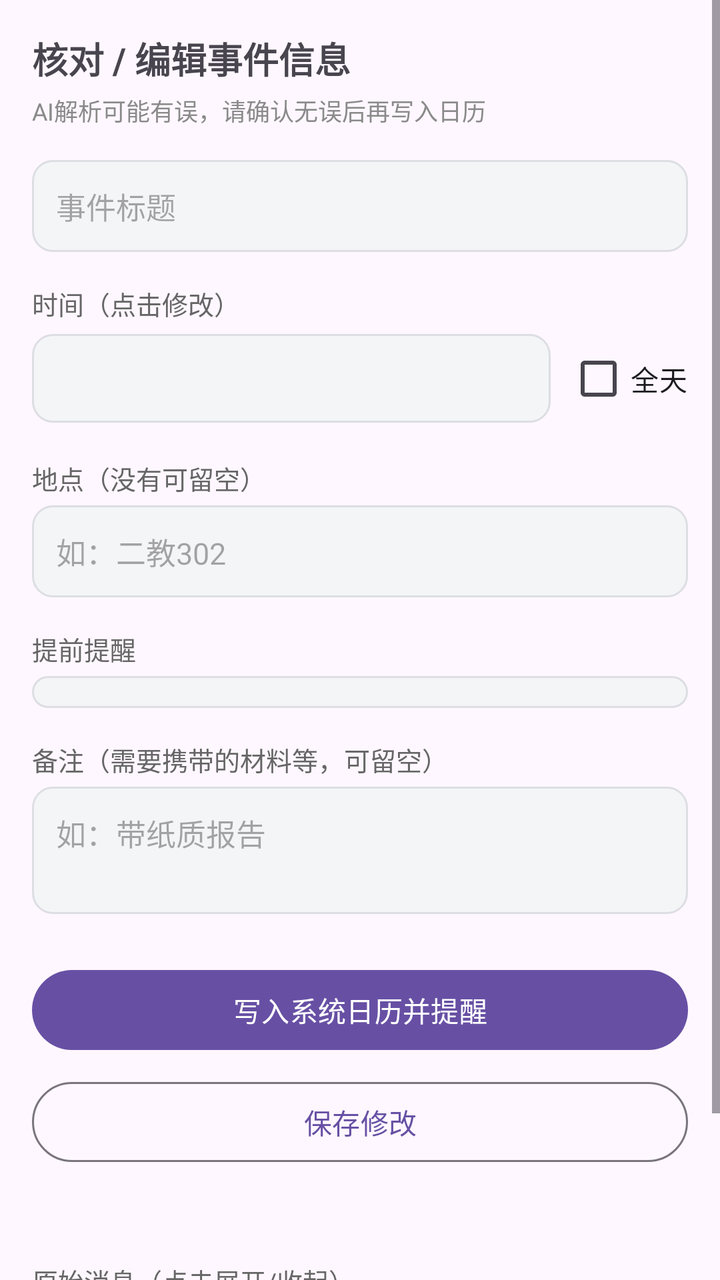
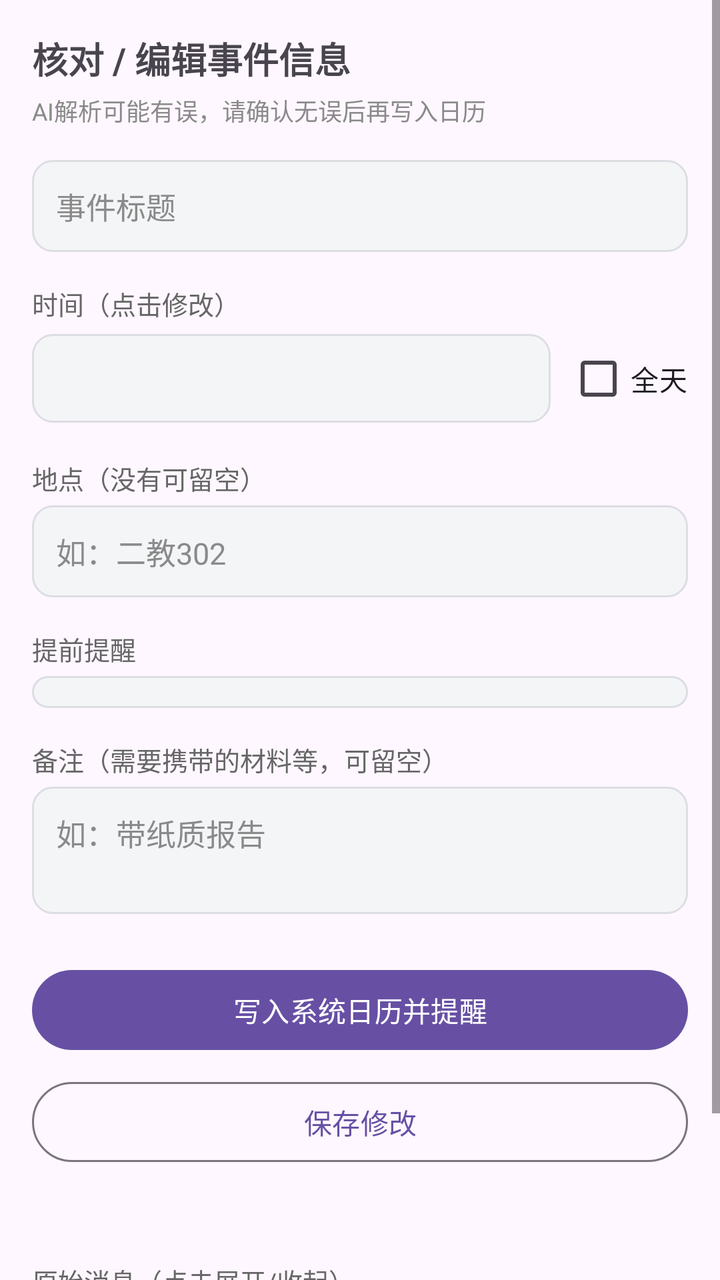

Compare the two renders of this Android layout. The source of the first and the diff that turns it into the second are given below.
<!-- AndroidManifest.xml: application theme Theme.NoticeCal -->
<!-- res/layout/activity_editor.xml -->
<?xml version="1.0" encoding="utf-8"?>
<ScrollView xmlns:android="http://schemas.android.com/apk/res/android"
    android:layout_width="match_parent"
    android:layout_height="match_parent"
    android:fillViewport="true">

    <LinearLayout
        android:layout_width="match_parent"
        android:layout_height="wrap_content"
        android:orientation="vertical"
        android:padding="16dp">

        <TextView
            android:layout_width="wrap_content"
            android:layout_height="wrap_content"
            android:text="核对 / 编辑事件信息"
            android:textSize="18sp"
            android:textStyle="bold" />

        <TextView
            android:layout_width="wrap_content"
            android:layout_height="wrap_content"
            android:layout_marginTop="4dp"
            android:text="AI解析可能有误，请确认无误后再写入日历"
            android:textColor="@color/muted_text"
            android:textSize="12sp" />

        <LinearLayout
            android:id="@+id/ll_update_banner"
            android:layout_width="match_parent"
            android:layout_height="wrap_content"
            android:layout_marginTop="12dp"
            android:background="@drawable/bg_input"
            android:orientation="vertical"
            android:padding="12dp"
            android:visibility="gone">

            <TextView
                android:layout_width="wrap_content"
                android:layout_height="wrap_content"
                android:text="检测到日程变更"
                android:textColor="#FF6F00"
                android:textSize="14sp"
                android:textStyle="bold" />

            <TextView
                android:id="@+id/tv_update_diff"
                android:layout_width="wrap_content"
                android:layout_height="wrap_content"
                android:layout_marginTop="4dp"
                android:textColor="@color/body_text"
                android:textSize="13sp" />
        </LinearLayout>

        <EditText
            android:id="@+id/et_title"
            android:layout_width="match_parent"
            android:layout_height="wrap_content"
            android:layout_marginTop="16dp"
            android:background="@drawable/bg_input"
            android:hint="事件标题"
            android:inputType="text"
            android:padding="12dp"
            android:textSize="15sp" />

        <TextView
            android:layout_width="wrap_content"
            android:layout_height="wrap_content"
            android:layout_marginTop="16dp"
            android:text="时间（点击修改）"
            android:textColor="@color/label_text"
            android:textSize="13sp" />

        <LinearLayout
            android:layout_width="match_parent"
            android:layout_height="wrap_content"
            android:layout_marginTop="4dp"
            android:gravity="center_vertical"
            android:orientation="horizontal">

            <TextView
                android:id="@+id/tv_date_time"
                android:layout_width="0dp"
                android:layout_height="wrap_content"
                android:layout_weight="1"
                android:background="@drawable/bg_input"
                android:clickable="true"
                android:focusable="true"
                android:padding="12dp"
                android:textSize="15sp"
                android:textStyle="bold" />

            <CheckBox
                android:id="@+id/cb_all_day"
                android:layout_width="wrap_content"
                android:layout_height="wrap_content"
                android:layout_marginStart="8dp"
                android:text="全天" />
        </LinearLayout>

        <TextView
            android:layout_width="wrap_content"
            android:layout_height="wrap_content"
            android:layout_marginTop="16dp"
            android:text="地点（没有可留空）"
            android:textColor="@color/label_text"
            android:textSize="13sp" />

        <EditText
            android:id="@+id/et_location"
            android:layout_width="match_parent"
            android:layout_height="wrap_content"
            android:layout_marginTop="4dp"
            android:background="@drawable/bg_input"
            android:hint="如：二教302"
            android:inputType="text"
            android:padding="12dp"
            android:textSize="15sp" />

        <TextView
            android:layout_width="wrap_content"
            android:layout_height="wrap_content"
            android:layout_marginTop="16dp"
            android:text="提前提醒"
            android:textColor="@color/label_text"
            android:textSize="13sp" />

        <Spinner
            android:id="@+id/spinner_reminder"
            android:layout_width="match_parent"
            android:layout_height="wrap_content"
            android:layout_marginTop="4dp"
            android:background="@drawable/bg_input"
            android:padding="8dp" />

        <TextView
            android:layout_width="wrap_content"
            android:layout_height="wrap_content"
            android:layout_marginTop="16dp"
            android:text="备注（需要携带的材料等，可留空）"
            android:textColor="@color/label_text"
            android:textSize="13sp" />

        <EditText
            android:id="@+id/et_description"
            android:layout_width="match_parent"
            android:layout_height="wrap_content"
            android:layout_marginTop="4dp"
            android:background="@drawable/bg_input"
            android:gravity="top|start"
            android:hint="如：带纸质报告"
            android:inputType="textMultiLine"
            android:minLines="2"
            android:padding="12dp"
            android:textSize="15sp" />

        <Button
            android:id="@+id/btn_write_calendar"
            android:layout_width="match_parent"
            android:layout_height="wrap_content"
            android:layout_marginTop="24dp"
            android:text="写入系统日历并提醒" />

        <Button
            android:id="@+id/btn_save"
            style="@style/Widget.Material3.Button.OutlinedButton"
            android:layout_width="match_parent"
            android:layout_height="wrap_content"
            android:layout_marginTop="8dp"
            android:text="保存修改" />

        <TextView
            android:id="@+id/tv_status"
            android:layout_width="match_parent"
            android:layout_height="wrap_content"
            android:layout_marginTop="12dp"
            android:textColor="@color/label_text"
            android:textSize="13sp" />

        <TextView
            android:layout_width="wrap_content"
            android:layout_height="wrap_content"
            android:layout_marginTop="16dp"
            android:text="原始消息（点击展开/收起）"
            android:textColor="@color/label_text"
            android:textSize="13sp" />

        <TextView
            android:id="@+id/tv_raw"
            android:layout_width="match_parent"
            android:layout_height="wrap_content"
            android:layout_marginTop="4dp"
            android:background="@drawable/bg_input"
            android:maxLines="8"
            android:padding="12dp"
            android:textColor="@color/body_text"
            android:textSize="13sp" />

        <Space
            android:layout_width="match_parent"
            android:layout_height="24dp" />
    </LinearLayout>
</ScrollView>
<!-- resources referenced by this layout -->
<resources>
  <color name="body_text">#444444</color>
  <color name="label_text">#666666</color>
  <color name="muted_text">#8A8A8A</color>
  <!-- drawable bg_input (drawable) -->
  <?xml version="1.0" encoding="utf-8"?>
  <shape xmlns:android="http://schemas.android.com/apk/res/android"
      android:shape="rectangle">
      <solid android:color="@color/bg_fill" />
      <corners android:radius="10dp" />
      <stroke
          android:width="1dp"
          android:color="@color/bg_stroke" />
  </shape>
  <style name="Theme.NoticeCal" parent="Theme.Material3.DayNight.NoActionBar">
          <item name="colorPrimary">@color/theme_purple_primary</item>
          <item name="colorPrimaryDark">@color/theme_purple_dark</item>
          <item name="colorAccent">@color/theme_purple_primary</item>
          <item name="android:statusBarColor">@color/theme_purple_dark</item>
      </style>
  <color name="bg_fill">#F4F5F7</color>
  <color name="bg_stroke">#DDDEE3</color>
  <color name="theme_purple_primary">#6750A4</color>
  <color name="theme_purple_dark">#4F378B</color>
</resources>

<!-- the commit's change to res/layout/activity_editor.xml (unified diff, before → after) -->
@@ -61,6 +61,8 @@
             android:hint="事件标题"
             android:inputType="text"
             android:padding="12dp"
+            android:textColor="@color/body_text"
+            android:textColorHint="@color/muted_text"
             android:textSize="15sp" />
 
         <TextView
@@ -87,6 +89,7 @@
                 android:clickable="true"
                 android:focusable="true"
                 android:padding="12dp"
+                android:textColor="@color/body_text"
                 android:textSize="15sp"
                 android:textStyle="bold" />
 
@@ -115,6 +118,8 @@
             android:hint="如：二教302"
             android:inputType="text"
             android:padding="12dp"
+            android:textColor="@color/body_text"
+            android:textColorHint="@color/muted_text"
             android:textSize="15sp" />
 
         <TextView
@@ -152,6 +157,8 @@
             android:inputType="textMultiLine"
             android:minLines="2"
             android:padding="12dp"
+            android:textColor="@color/body_text"
+            android:textColorHint="@color/muted_text"
             android:textSize="15sp" />
 
         <Button
